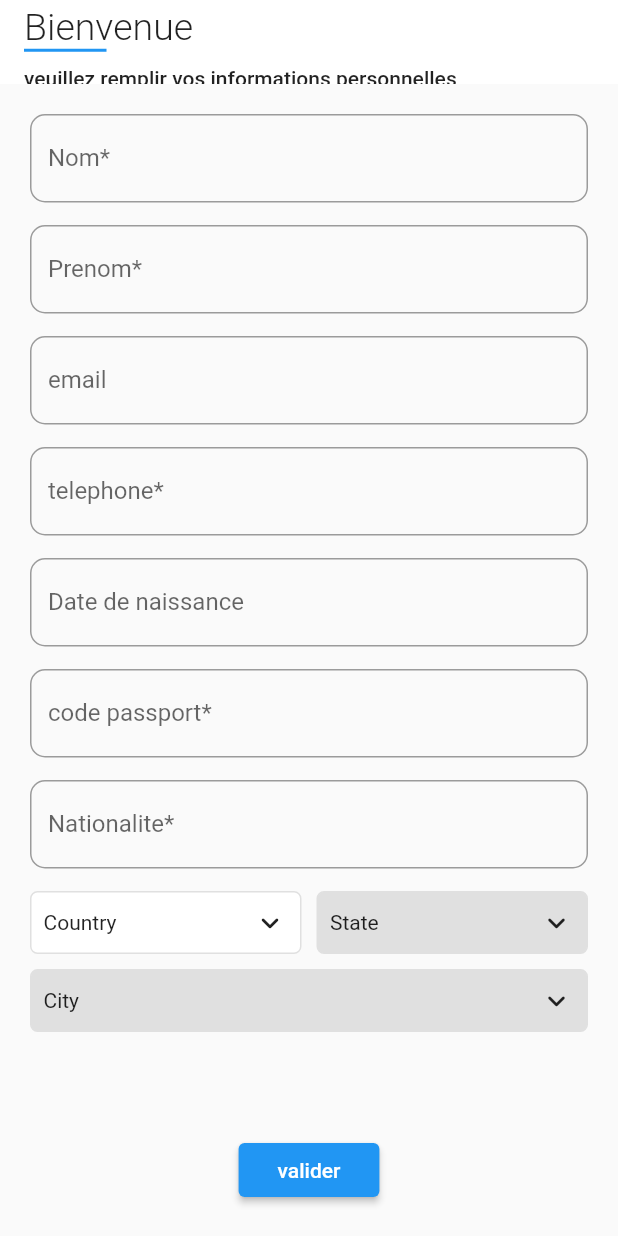
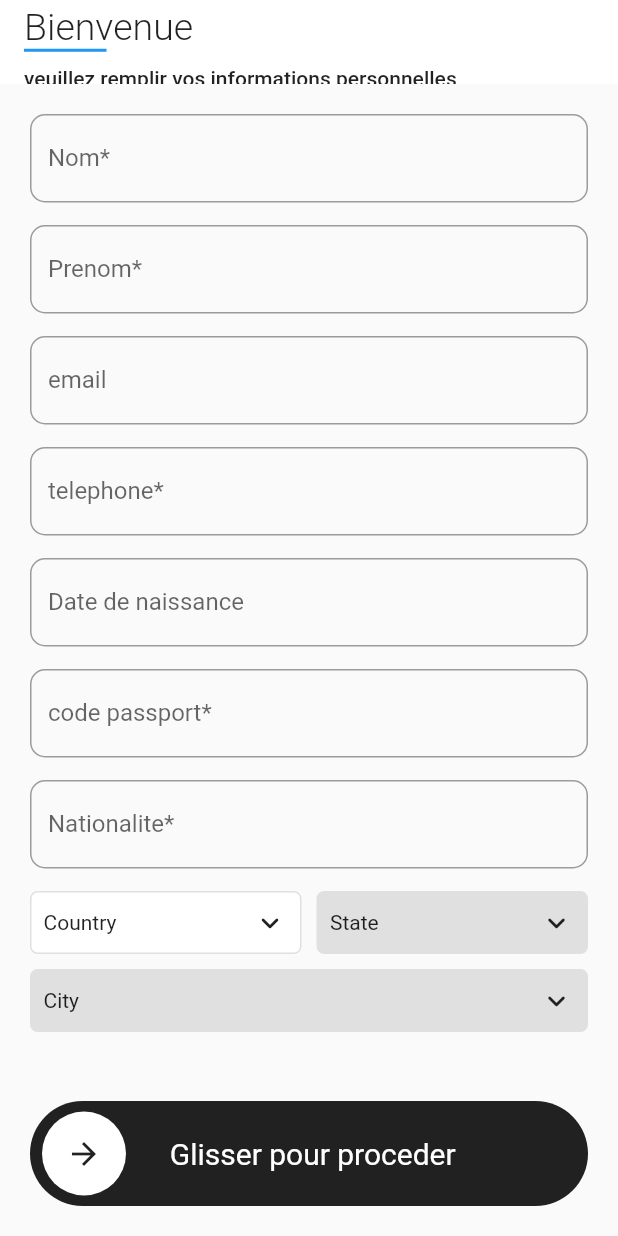
Before and after one commit to Belveloper/agency-form, a Flutter app: the screen it shows after launch, on a phone screen of 412 x 824 dp. Run offline on Flutter 3.47's test engine with Material 2 defaults, Android fonts, the phone set to English and light mode, and no system bars; drawn by our look-alikes of csc_picker, slide_to_act; our stand-ins replace cloud_firestore, country_picker, firebase_core, internet_connection_checker; accounts and stored records are empty.

Commit message:
changed the validation button to SlideToAct button

```diff
--- a/lib/views/formulaire_screen.dart
+++ b/lib/views/formulaire_screen.dart
@@ -5,6 +5,7 @@ import 'package:csc_picker/csc_picker.dart';
 import 'package:flutter/material.dart';
 import 'package:internet_connection_checker/internet_connection_checker.dart';
 import 'package:intl/intl.dart';
+import 'package:slide_to_act/slide_to_act.dart';
 import '../components/widgets.dart';
 
 class FormulairePage extends StatefulWidget {
@@ -16,6 +17,7 @@ class FormulairePage extends StatefulWidget {
 
 class _FormulairePageState extends State<FormulairePage> {
   final formkey = GlobalKey<FormState>();
+  final GlobalKey<SlideActionState> key = GlobalKey();
   bool isloading = false;
   User user = User();
   TextEditingController name_controller = TextEditingController();
@@ -227,8 +229,15 @@ class _FormulairePageState extends State<FormulairePage> {
                   ),
                 ),
               ),
-              ElevatedButton(
-                onPressed: () async {
+              SlideAction(
+                elevation: 0,
+                text: " Glisser pour proceder",
+                alignment: Alignment.center,
+                textStyle: const TextStyle(fontSize: 20, color: Colors.white),
+                outerColor: Colors.black87,
+                key: key,
+                onSubmit: () {
+                  Future.delayed(const Duration(microseconds: 50), () async {
                     if (formkey.currentState!.validate()) {
                       dataRetrievefromControllerstoUserModel(user);
                       if (await checkConnectionAvailability()) {
@@ -270,18 +279,10 @@ class _FormulairePageState extends State<FormulairePage> {
                                 ));
                       }
                     }
+                    key.currentState?.reset();
+                  });
+                  Alignment.centerRight;
                 },
-                child: isloading == true
-                    ? const Padding(
-                        padding: EdgeInsets.all(10.0),
-                        child: CircularProgressIndicator(
-                          color: Colors.white,
-                        ),
-                      )
-                    : const Padding(
-                        padding: EdgeInsets.all(10.0),
-                        child: Text('valider'),
-                      ),
               ),
             ],
           ),
@@ -322,7 +323,7 @@ class _FormulairePageState extends State<FormulairePage> {
       customDialog(
           title: 'félicitation',
           label: 'vos coordonnées sont ajoutés',
-          icon: Icon(
+          icon: const Icon(
             Icons.gpp_good,
             color: Colors.lightGreen,
             size: 60,
@@ -371,19 +372,6 @@ class _FormulairePageState extends State<FormulairePage> {
   }
 
   checkConnectionAvailability() async {
-    /*bool? checker;
-    var listener = InternetConnectionChecker().onStatusChange.listen((status) {
-      switch (status) {
-        case InternetConnectionStatus.connected:
-          print('Data connection is available.');
-          checker=true;
-          break;
-        case InternetConnectionStatus.disconnected:
-          print('You are disconnected from the internet.');
-          checker=false;
-          break;
-      }
-    });*/
     return await InternetConnectionChecker().hasConnection;
   }
 }
--- a/pubspec.yaml
+++ b/pubspec.yaml
@@ -40,6 +40,7 @@ dependencies:
   cloud_firestore:
   firebase_core:
   internet_connection_checker: ^0.0.1+4
+  slide_to_act: ^2.0.1
 
 dev_dependencies:
   flutter_test:
```
Also changed, not shown: pubspec.lock. Lines whose indentation alone changed are shown as unchanged.
